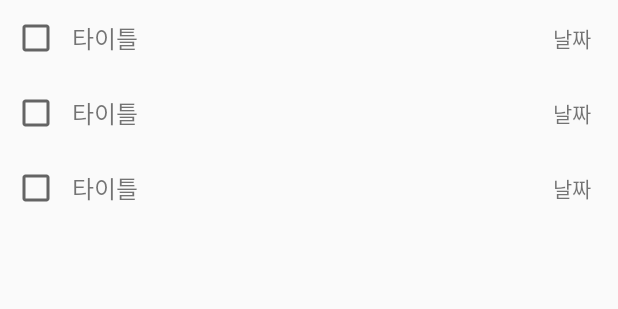
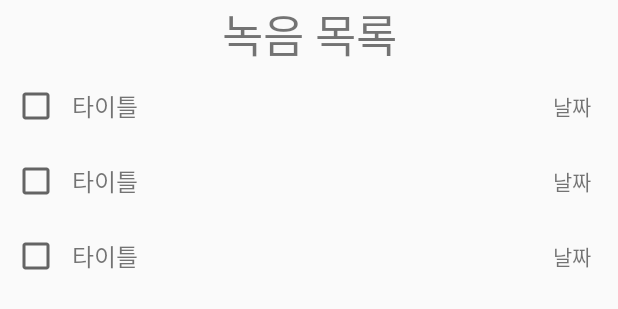
Before and after one commit to LIE-ON/Lieon_application, an Android app: the layout fragment_result.xml on its own in the app's theme, with its tools: preview values and no code run, on a phone screen of 412 x 824 dp. Shown: the top 309 px of the screen. Run offline under Robolectric (Android 15) with nearby library versions, the phone set to English and light mode, and no system bars.

Commit message:
refactor(result): refactor design layout
issue #4

```diff
--- a/app/src/main/AndroidManifest.xml
+++ b/app/src/main/AndroidManifest.xml
@@ -29,7 +29,7 @@
             android:name=".MainActivity"
             android:exported="true"
             android:label="@string/app_name"
-            android:theme="@style/Theme.AppCompat.DayNight">
+            android:theme="@style/Theme.AppCompat.DayNight.NoActionBar">
             <intent-filter>
                 <action android:name="android.intent.action.MAIN" />
                 <category android:name="android.intent.category.LAUNCHER" />
--- /dev/null
+++ b/app/src/main/java/com/example/lieon/audio/AudioPlayer.kt
@@ -0,0 +1,6 @@
+package com.example.lieon.audio
+
+class AudioPlayer {
+
+
+}
--- a/app/src/main/res/layout/fragment_record.xml
+++ b/app/src/main/res/layout/fragment_record.xml
@@ -10,7 +10,6 @@
         <variable
             name="viewmodel"
             type="com.example.lieon.record.view.RecordViewModel" />
-
     </data>
 
 
--- a/app/src/main/res/layout/fragment_result.xml
+++ b/app/src/main/res/layout/fragment_result.xml
@@ -2,7 +2,7 @@
 <layout xmlns:android="http://schemas.android.com/apk/res/android"
     xmlns:tools="http://schemas.android.com/tools"
     xmlns:app="http://schemas.android.com/apk/res-auto"
-    android:orientation="vertical">
+    >
 
     <data>
         <variable
@@ -14,9 +14,17 @@
             type="com.example.lieon.result.view.ResultViewModel" />
     </data>
 
-    <androidx.constraintlayout.widget.ConstraintLayout
+    <LinearLayout
         android:layout_width="match_parent"
-        android:layout_height="match_parent">
+        android:layout_height="match_parent"
+        android:orientation="vertical">
+
+        <TextView
+            android:layout_width="match_parent"
+            android:layout_height="wrap_content"
+            android:gravity="center"
+            android:text="녹음 목록"
+            android:textSize="30dp"/>
 
         <androidx.recyclerview.widget.RecyclerView
             android:id="@+id/result_recyclerview"
@@ -28,7 +36,7 @@
             app:layoutManager="androidx.recyclerview.widget.LinearLayoutManager"/>
 
 
-    </androidx.constraintlayout.widget.ConstraintLayout>
+    </LinearLayout>
 
 
 
```
